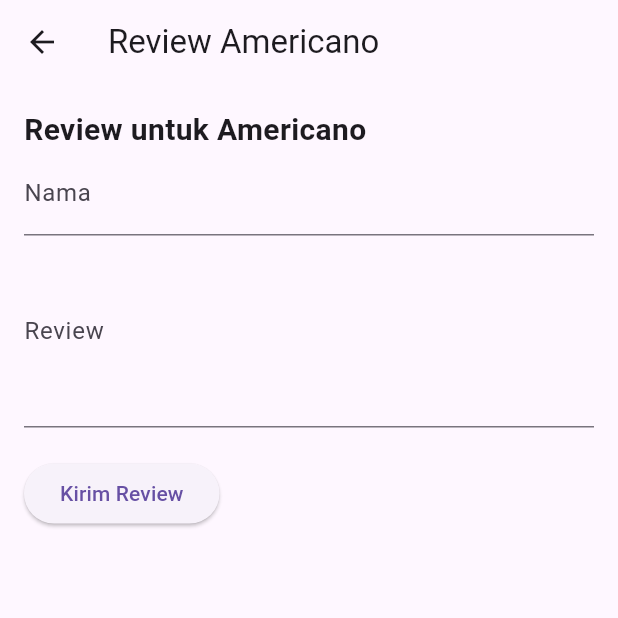
After one commit to kangdconqueror/resep_kopi, a Flutter app: the screen it shows after launch, after a tap on the "rate review" icon, on a phone screen of 412 x 824 dp, the top half of it. The commit adds this screen. Run offline on Flutter 3.47's test engine with Material 3 defaults, Android fonts, the light colour scheme and no system bars; our stand-ins replace shared_preferences.

Commit message:
Penerapan StatefulWidget

```diff
--- a/lib/main.dart
+++ b/lib/main.dart
@@ -1,5 +1,7 @@
 import 'package:flutter/material.dart';
-import 'detail_page.dart';
+import 'pages/detail_page.dart';
+import 'pages/review_page.dart';
+import 'pages/all_reviews_page.dart';
 
 void main() {
   runApp(CoffeeRecipeApp());
@@ -18,7 +20,12 @@ class CoffeeRecipeApp extends StatelessWidget {
   }
 }
 
-class HomePage extends StatelessWidget {
+class HomePage extends StatefulWidget {
+  @override
+  _HomePageState createState() => _HomePageState();
+}
+
+class _HomePageState extends State<HomePage> {
   final List<Map<String, String>> coffeeList = [
     {"name": "Americano", "image": "assets/images/americano.jpg"},
     {"name": "Cappuccino", "image": "assets/images/cappuccino.jpg"},
@@ -31,6 +38,17 @@ class HomePage extends StatelessWidget {
     return Scaffold(
       appBar: AppBar(
         title: Text('Resep Kopi'),
+        actions: [
+          IconButton(
+            icon: Icon(Icons.rate_review),
+            onPressed: () {
+              Navigator.push(
+                context,
+                MaterialPageRoute(builder: (context) => AllReviewsPage()),
+              );
+            },
+          ),
+        ],
       ),
       body: Column(
         children: [
@@ -70,6 +88,19 @@ class HomePage extends StatelessWidget {
                       footer: GridTileBar(
                         backgroundColor: Colors.black54,
                         title: Text(coffeeList[index]['name']!),
+                        trailing: IconButton(
+                          icon: Icon(Icons.rate_review, color: Colors.white),
+                          onPressed: () {
+                            Navigator.push(
+                              context,
+                              MaterialPageRoute(
+                                builder: (context) => ReviewPage(
+                                  coffeeName: coffeeList[index]['name']!,
+                                ),
+                              ),
+                            );
+                          },
+                        ),
                       ),
                     ),
                   ),
--- /dev/null
+++ b/lib/models/Review.dart
@@ -0,0 +1,23 @@
+class Review {
+  final String reviewer;
+  final String review;
+  final String timestamp;
+
+  Review({
+    required this.reviewer,
+    required this.review,
+    required this.timestamp,
+  });
+
+  Map<String, dynamic> toJson() => {
+        'reviewer': reviewer,
+        'review': review,
+        'timestamp': timestamp,
+      };
+
+  factory Review.fromJson(Map<String, dynamic> json) => Review(
+        reviewer: json['reviewer'],
+        review: json['review'],
+        timestamp: json['timestamp'],
+      );
+}
--- /dev/null
+++ b/lib/pages/review_page.dart
@@ -0,0 +1,81 @@
+import 'package:flutter/material.dart';
+import 'package:shared_preferences/shared_preferences.dart';
+import 'dart:convert';
+import '../models/review.dart';
+
+class ReviewPage extends StatefulWidget {
+  final String? coffeeName;
+
+  ReviewPage({this.coffeeName});
+
+  @override
+  _ReviewPageState createState() => _ReviewPageState();
+}
+
+class _ReviewPageState extends State<ReviewPage> {
+  final _reviewController = TextEditingController();
+  final _nameController = TextEditingController();
+
+  void _submitReview() async {
+    final name = _nameController.text;
+    final review = _reviewController.text;
+    final timestamp = DateTime.now().toString();
+
+    if (name.isEmpty || review.isEmpty) return;
+
+    final reviewData = Review(
+      reviewer: name,
+      review: review,
+      timestamp: timestamp,
+    );
+
+    final prefs = await SharedPreferences.getInstance();
+    final key = widget.coffeeName != null ? 'reviews_${widget.coffeeName!}' : 'reviews_all';
+    final savedReviews = prefs.getStringList(key) ?? [];
+    savedReviews.add(jsonEncode(reviewData.toJson()));
+    await prefs.setStringList(key, savedReviews);
+
+    ScaffoldMessenger.of(context).showSnackBar(
+      SnackBar(content: Text('Review berhasil ditambahkan!')),
+    );
+
+    _reviewController.clear();
+    _nameController.clear();
+  }
+
+  @override
+  Widget build(BuildContext context) {
+    return Scaffold(
+      appBar: AppBar(
+        title: Text(widget.coffeeName != null ? 'Review ${widget.coffeeName}' : 'Tulis Review'),
+      ),
+      body: Padding(
+        padding: const EdgeInsets.all(16.0),
+        child: Column(
+          crossAxisAlignment: CrossAxisAlignment.start,
+          children: [
+            if (widget.coffeeName != null)
+              Text(
+                'Review untuk ${widget.coffeeName}',
+                style: TextStyle(fontSize: 20, fontWeight: FontWeight.bold),
+              ),
+            TextField(
+              controller: _nameController,
+              decoration: InputDecoration(labelText: 'Nama'),
+            ),
+            TextField(
+              controller: _reviewController,
+              decoration: InputDecoration(labelText: 'Review'),
+              maxLines: 4,
+            ),
+            SizedBox(height: 20),
+            ElevatedButton(
+              onPressed: _submitReview,
+              child: Text('Kirim Review'),
+            ),
+          ],
+        ),
+      ),
+    );
+  }
+}
--- a/pubspec.yaml
+++ b/pubspec.yaml
@@ -39,6 +39,8 @@ dependencies:
 dev_dependencies:
   flutter_test:
     sdk: flutter
+  shared_preferences: ^2.0.6
+  intl: ^0.17.0
 
   # The "flutter_lints" package below contains a set of recommended lints to
   # encourage good coding practices. The lint set provided by the package is
```
Also changed, not shown: lib/pages/all_reviews_page.dart (added, +58 -0 lines), lib/pages/detail_page.dart (renamed from lib/detail_page.dart), pubspec.lock, 1 other file.
